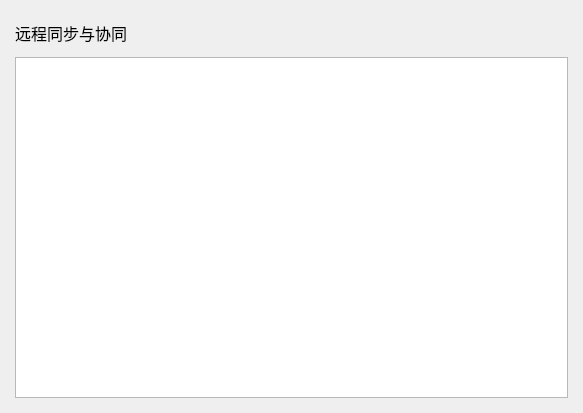
This is windows/mainwindow_child/homepage/homepage.ui in Zao-chen/ZcVersionBox as Qt 5 draws it before an edit. The edited form follows.
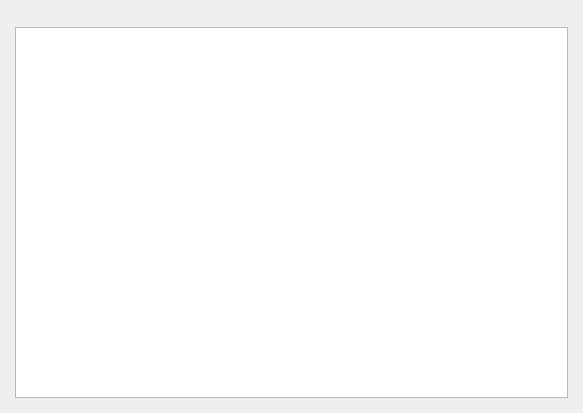
This is the edited form. The open tabs and pages were chosen to show the change. Custom widgets are drawn as their Qt base class.

Commit message: feat: 完成远程仓库同步和上传功能

Diff of the .ui file:
```diff
--- a/windows/mainwindow_child/homepage/homepage.ui
+++ b/windows/mainwindow_child/homepage/homepage.ui
@@ -80,41 +80,6 @@
        <property name="bottomMargin">
         <number>0</number>
        </property>
-       <item>
-        <layout class="QHBoxLayout" name="horizontalLayout">
-         <property name="topMargin">
-          <number>0</number>
-         </property>
-         <item>
-          <widget class="ElaText" name="label">
-           <property name="font">
-            <font>
-             <pointsize>12</pointsize>
-            </font>
-           </property>
-           <property name="text">
-            <string>远程同步与协同</string>
-           </property>
-          </widget>
-         </item>
-         <item>
-          <widget class="ElaToggleSwitch" name="ToggleSwitch_Remote" native="true"/>
-         </item>
-         <item>
-          <spacer name="horizontalSpacer">
-           <property name="orientation">
-            <enum>Qt::Horizontal</enum>
-           </property>
-           <property name="sizeHint" stdset="0">
-            <size>
-             <width>40</width>
-             <height>20</height>
-            </size>
-           </property>
-          </spacer>
-         </item>
-        </layout>
-       </item>
        <item>
         <widget class="ElaDrawerArea" name="ElaDrawerArea_Remote" native="true"/>
        </item>
@@ -161,17 +126,6 @@
    <extends>QTableView</extends>
    <header location="global">elatableview.h</header>
   </customwidget>
-  <customwidget>
-   <class>ElaText</class>
-   <extends>QLabel</extends>
-   <header location="global">elatext.h</header>
-  </customwidget>
-  <customwidget>
-   <class>ElaToggleSwitch</class>
-   <extends>QWidget</extends>
-   <header location="global">elatoggleswitch.h</header>
-   <container>1</container>
-  </customwidget>
   <customwidget>
    <class>ElaDrawerArea</class>
    <extends>QWidget</extends>
```
The commit also changes 3 other files.
